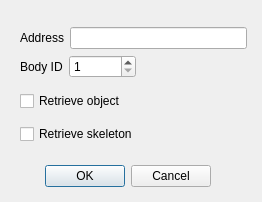
Before: the Qt Designer form neurolabi/gui/dvidobjectdialog.ui in janelia-flyem/NeuTu, drawn with Qt 5.
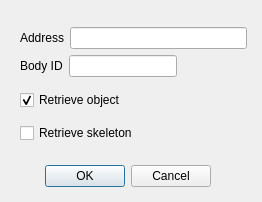
After: the same form once the commit is applied.

```diff
--- a/neurolabi/gui/dvidobjectdialog.ui
+++ b/neurolabi/gui/dvidobjectdialog.ui
@@ -65,12 +65,9 @@
          </widget>
         </item>
         <item>
-         <widget class="QSpinBox" name="bodySpinBox">
-          <property name="minimum">
-           <number>1</number>
-          </property>
-          <property name="maximum">
-           <number>999999999</number>
+         <widget class="QLineEdit" name="bodyLineEdit">
+          <property name="toolTip">
+           <string>A list of body IDs</string>
           </property>
          </widget>
         </item>
@@ -96,6 +93,9 @@
       <property name="text">
        <string>Retrieve object</string>
       </property>
+      <property name="checked">
+       <bool>true</bool>
+      </property>
      </widget>
     </item>
     <item>
```
